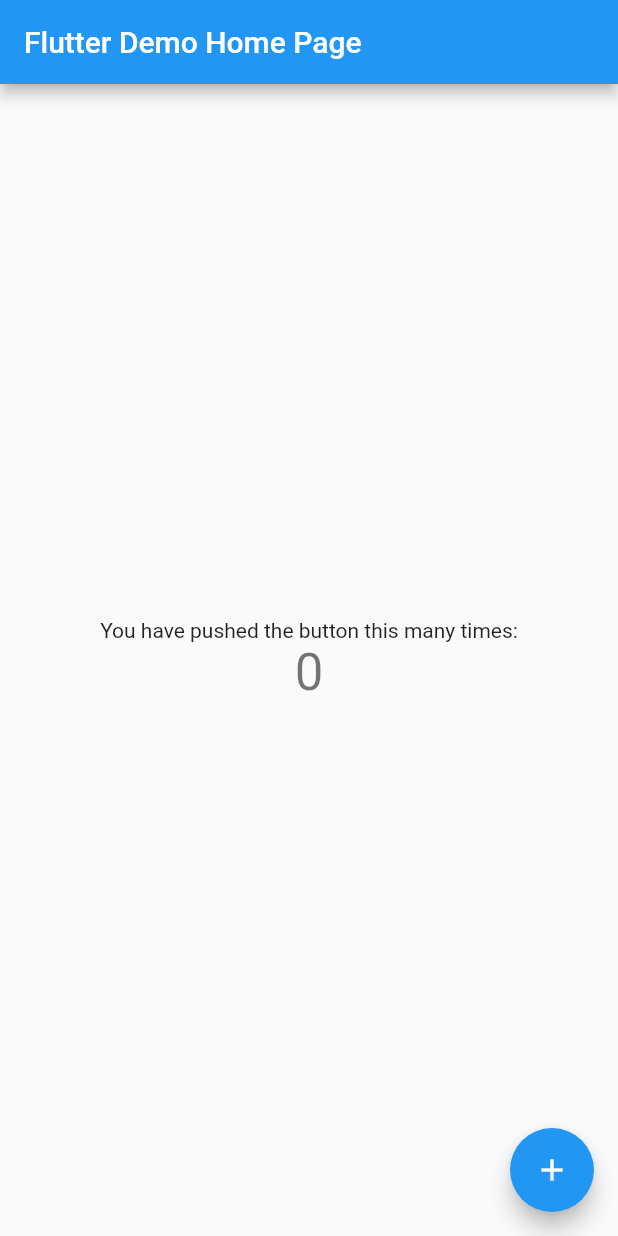
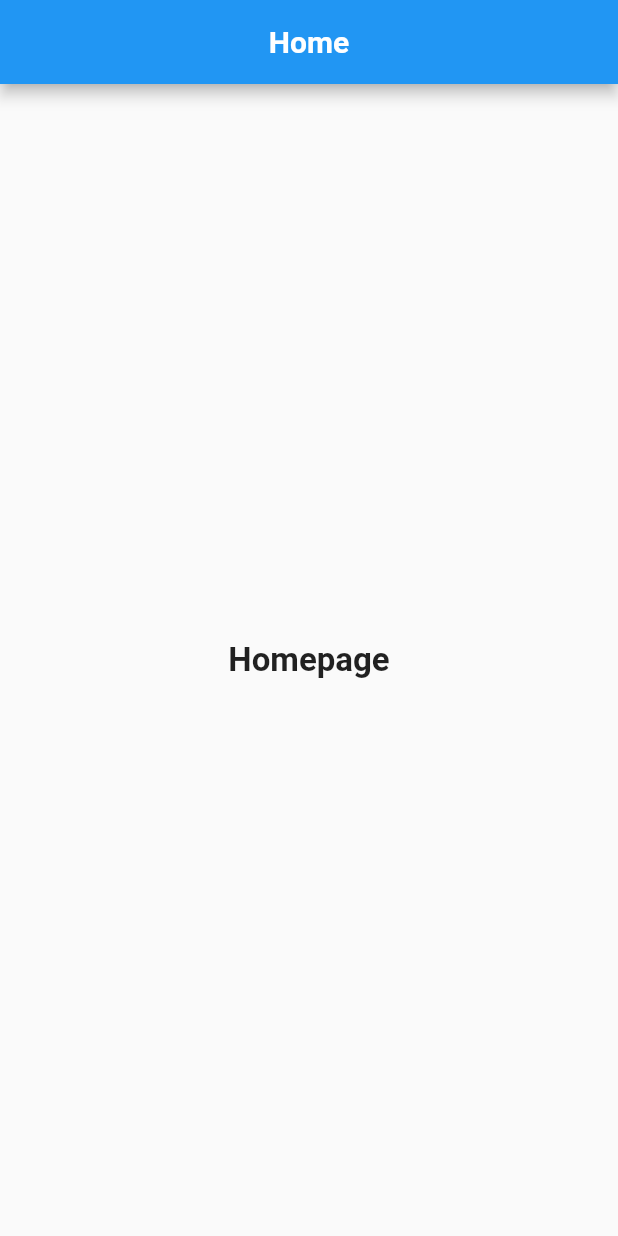
Before and after one commit to ismailSilkron/ojt_irfan, a Flutter app: the screen it shows after launch, on a phone screen of 412 x 824 dp. Run offline on Flutter 3.47's test engine with Material 2 defaults, Android fonts, the phone set to English and light mode, and no system bars.

Commit message:
added dummy homepage

```diff
--- a/lib/main.dart
+++ b/lib/main.dart
@@ -1,4 +1,5 @@
 import 'package:flutter/material.dart';
+import 'package:ojt_irfan/screen/home/view/home_screen.dart';
 
 void main() {
   runApp(const MyApp());
@@ -10,106 +11,9 @@
   // This widget is the root of your application.
   @override
   Widget build(BuildContext context) {
-    return MaterialApp(
-      title: 'Flutter Demo',
-      theme: ThemeData(
-        // This is the theme of your application.
-        //
-        // Try running your application with "flutter run". You'll see the
-        // application has a blue toolbar. Then, without quitting the app, try
-        // changing the primarySwatch below to Colors.green and then invoke
-        // "hot reload" (press "r" in the console where you ran "flutter run",
-        // or simply save your changes to "hot reload" in a Flutter IDE).
-        // Notice that the counter didn't reset back to zero; the application
-        // is not restarted.
-        primarySwatch: Colors.blue,
-      ),
-      home: const MyHomePage(title: 'Flutter Demo Home Page'),
+    return const MaterialApp(
+      home: HomeScreen(),
+      debugShowCheckedModeBanner: false,
     );
   }
 }
-
-class MyHomePage extends StatefulWidget {
-  const MyHomePage({super.key, required this.title});
-
-  // This widget is the home page of your application. It is stateful, meaning
-  // that it has a State object (defined below) that contains fields that affect
-  // how it looks.
-
-  // This class is the configuration for the state. It holds the values (in this
-  // case the title) provided by the parent (in this case the App widget) and
-  // used by the build method of the State. Fields in a Widget subclass are
-  // always marked "final".
-
-  final String title;
-
-  @override
-  State<MyHomePage> createState() => _MyHomePageState();
-}
-
-class _MyHomePageState extends State<MyHomePage> {
-  int _counter = 0;
-
-  void _incrementCounter() {
-    setState(() {
-      // This call to setState tells the Flutter framework that something has
-      // changed in this State, which causes it to rerun the build method below
-      // so that the display can reflect the updated values. If we changed
-      // _counter without calling setState(), then the build method would not be
-      // called again, and so nothing would appear to happen.
-      _counter++;
-    });
-  }
-
-  @override
-  Widget build(BuildContext context) {
-    // This method is rerun every time setState is called, for instance as done
-    // by the _incrementCounter method above.
-    //
-    // The Flutter framework has been optimized to make rerunning build methods
-    // fast, so that you can just rebuild anything that needs updating rather
-    // than having to individually change instances of widgets.
-    return Scaffold(
-      appBar: AppBar(
-        // Here we take the value from the MyHomePage object that was created by
-        // the App.build method, and use it to set our appbar title.
-        title: Text(widget.title),
-      ),
-      body: Center(
-        // Center is a layout widget. It takes a single child and positions it
-        // in the middle of the parent.
-        child: Column(
-          // Column is also a layout widget. It takes a list of children and
-          // arranges them vertically. By default, it sizes itself to fit its
-          // children horizontally, and tries to be as tall as its parent.
-          //
-          // Invoke "debug painting" (press "p" in the console, choose the
-          // "Toggle Debug Paint" action from the Flutter Inspector in Android
-          // Studio, or the "Toggle Debug Paint" command in Visual Studio Code)
-          // to see the wireframe for each widget.
-          //
-          // Column has various properties to control how it sizes itself and
-          // how it positions its children. Here we use mainAxisAlignment to
-          // center the children vertically; the main axis here is the vertical
-          // axis because Columns are vertical (the cross axis would be
-          // horizontal).
-          mainAxisAlignment: MainAxisAlignment.center,
-          children: <Widget>[
-            const Text(
-              'You have pushed the button this many times:',
-            ),
-            Text(
-              '$_counter',
-              style: Theme.of(context).textTheme.headlineMedium,
-            ),
-          ],
-        ),
-      ),
-      floatingActionButton: FloatingActionButton(
-        onPressed: _incrementCounter,
-        tooltip: 'Increment',
-        child: const Icon(Icons.add),
-      ), // This trailing comma makes auto-formatting nicer for build methods.
-    );
-  }
-}
--- /dev/null
+++ b/lib/screen/home/home_helper.dart
@@ -0,0 +1,11 @@
+part of './view/home_screen.dart';
+
+AppBar _homeAppBar(BuildContext context) => AppBar(
+      title: const Text(
+        "Home",
+        style: TextStyle(
+          fontWeight: FontWeight.bold,
+        ),
+      ),
+      centerTitle: true,
+    );
--- /dev/null
+++ b/lib/screen/home/view/home_screen.dart
@@ -0,0 +1,28 @@
+import 'package:flutter/material.dart';
+
+part '../home_helper.dart';
+
+class HomeScreen extends StatefulWidget {
+  const HomeScreen({super.key});
+
+  @override
+  State<HomeScreen> createState() => _HomeScreenState();
+}
+
+class _HomeScreenState extends State<HomeScreen> {
+  @override
+  Widget build(BuildContext context) {
+    return Scaffold(
+      appBar: _homeAppBar(context),
+      body: const Center(
+        child: Text(
+          "Homepage",
+          style: TextStyle(
+            fontSize: 22,
+            fontWeight: FontWeight.bold,
+          ),
+        ),
+      ),
+    );
+  }
+}
```
